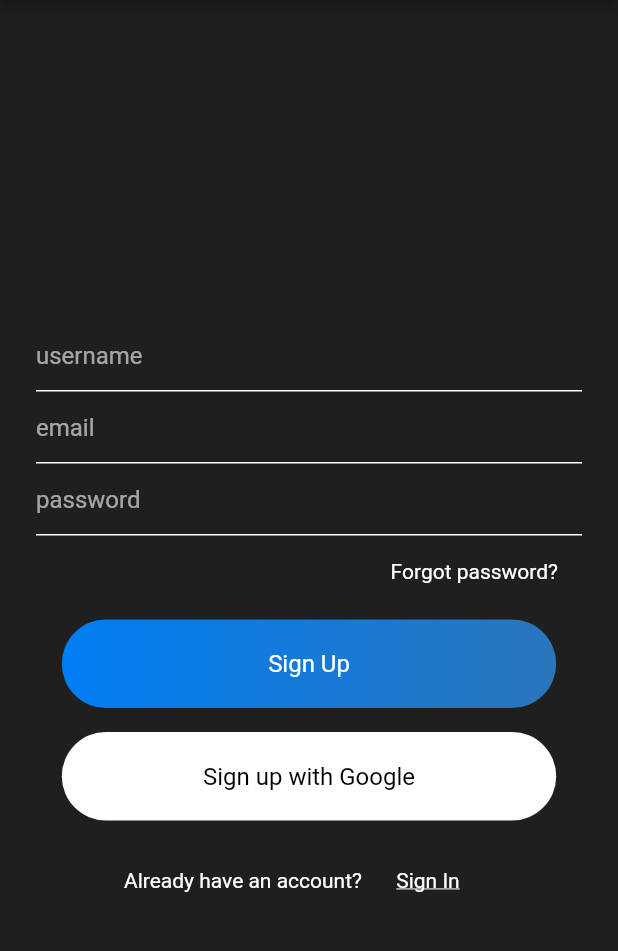
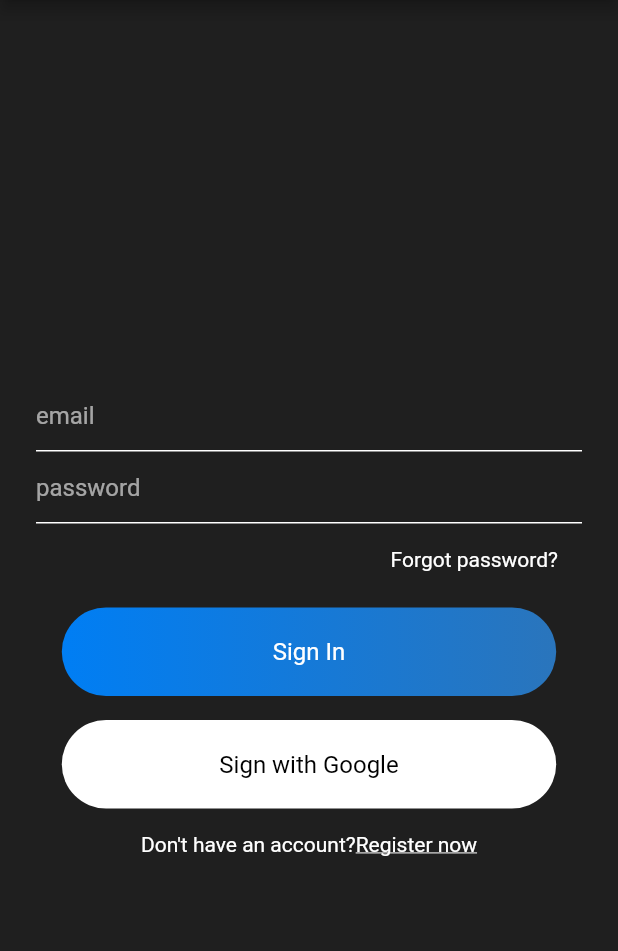
Before and after one commit to ShapeShifterHades/chat_beta, a Flutter app: the screen it shows after launch, on a phone screen of 412 x 824 dp, the part 84-1035 px from its top. Run offline on Flutter 3.47's test engine with Material 2 defaults, Android fonts, the phone set to English and light mode, and no system bars; our stand-ins replace firebase_auth, firebase_core; accounts and stored records are empty.

Commit message:
1st good commit for 23 Nov. Too many stateful widgets here

```diff
--- /dev/null
+++ b/lib/helper/authenticate.dart
@@ -0,0 +1,31 @@
+import 'package:flutter/material.dart';
+import 'package:void_chat_beta/views/signin.dart';
+import 'package:void_chat_beta/views/signup.dart';
+
+class Authenticate extends StatefulWidget {
+  @override
+  _AuthenticateState createState() => _AuthenticateState();
+}
+
+class _AuthenticateState extends State<Authenticate> {
+  bool showSignIn = true;
+
+  void toggleView() {
+    setState(() {
+      showSignIn = !showSignIn;
+    });
+  }
+
+  @override
+  Widget build(BuildContext context) {
+    if (showSignIn) {
+      return SignIn(
+        toggle: toggleView,
+      );
+    } else {
+      return SignUp(
+        toggle: toggleView,
+      );
+    }
+  }
+}
--- a/lib/main.dart
+++ b/lib/main.dart
@@ -1,15 +1,19 @@
 import 'package:firebase_core/firebase_core.dart';
 import 'package:flutter/material.dart';
 import 'package:void_chat_beta/constants.dart';
-
-import 'views/signup.dart';
+import 'package:void_chat_beta/helper/authenticate.dart';
 
 void main() {
   WidgetsFlutterBinding.ensureInitialized();
   runApp(MyApp());
 }
 
-class MyApp extends StatelessWidget {
+class MyApp extends StatefulWidget {
+  @override
+  _MyAppState createState() => _MyAppState();
+}
+
+class _MyAppState extends State<MyApp> {
   final Future<FirebaseApp> _initialization = Firebase.initializeApp();
 
   @override
@@ -35,7 +39,7 @@ class MyApp extends StatelessWidget {
               scaffoldBackgroundColor: kScaffoldColor,
               visualDensity: VisualDensity.adaptivePlatformDensity,
             ),
-            home: SignUp(),
+            home: Authenticate(),
           );
         }
 
--- a/lib/views/signin.dart
+++ b/lib/views/signin.dart
@@ -6,6 +6,9 @@ import 'package:void_chat_beta/widgets/dont_have_account_yet.dart';
 import 'package:void_chat_beta/widgets/signscreen_button.dart';
 
 class SignIn extends StatefulWidget {
+  final Function toggle;
+  SignIn({this.toggle});
+
   @override
   _SignInState createState() => _SignInState();
 }
@@ -52,9 +55,14 @@ class _SignInState extends State<SignIn> {
                 textColor: kSecondaryTextColor,
               ),
               SizedBox(height: 16),
-              DontHaveAccountYet(
-                text1: 'Don\'t have an account?',
-                text2: 'Register now',
+              GestureDetector(
+                onTap: () {
+                  widget.toggle();
+                },
+                child: DontHaveAccountYet(
+                  text1: 'Don\'t have an account?',
+                  text2: 'Register now',
+                ),
               ),
             ],
           ),
--- a/lib/widgets/dont_have_account_yet.dart
+++ b/lib/widgets/dont_have_account_yet.dart
@@ -19,17 +19,13 @@ class DontHaveAccountYet extends StatelessWidget {
           text1,
           style: TextStyle(color: kMainTextColor),
         ),
-        FlatButton(
-          padding: EdgeInsets.zero,
-          textColor: kMainTextColor,
-          onPressed: () {},
-          child: Text(
-            text2,
-            style: TextStyle(
-              fontWeight: FontWeight.normal,
-              fontSize: 14,
-              decoration: TextDecoration.underline,
-            ),
+        Text(
+          text2,
+          style: TextStyle(
+            color: kMainTextColor,
+            fontWeight: FontWeight.normal,
+            fontSize: 14,
+            decoration: TextDecoration.underline,
           ),
         ),
       ],
```
Also changed, not shown: lib/views/chat_rooms_screen.dart (+18 -2 lines), lib/views/search.dart (added, +13 -0 lines), lib/views/signup.dart (+11 -3 lines).
